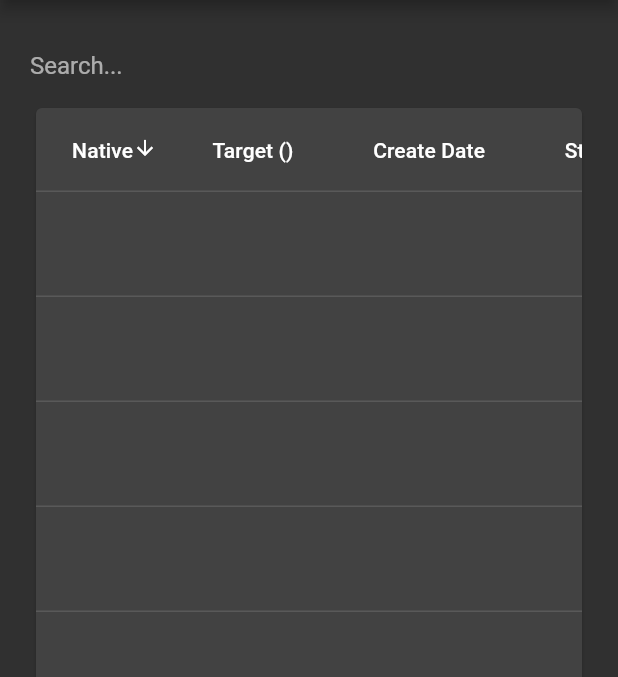
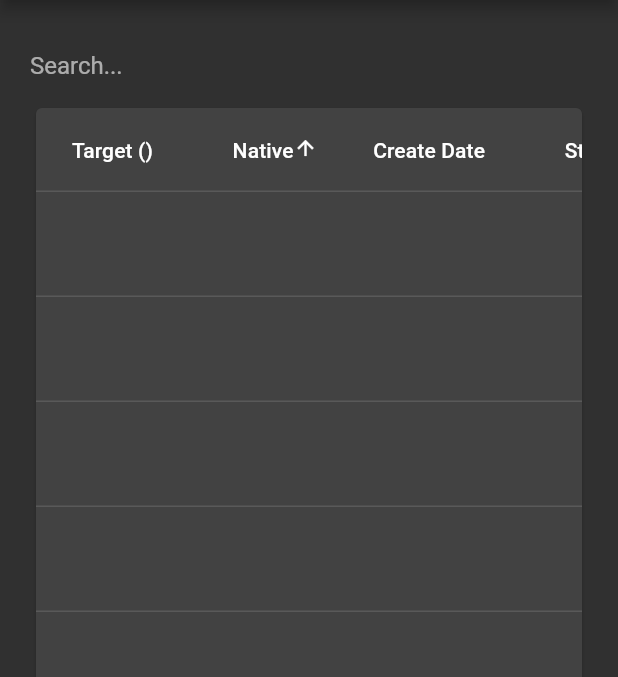
Before and after one commit to OzcelikMert/myLanguageApp, a Flutter app: the PageWordList screen opened by its route, after a tap on "Native", on a phone screen of 412 x 824 dp, the part 84-761 px from its top. Run offline on Flutter 3.47's test engine with Material 2 defaults, Android fonts, the phone set to English and light mode, and no system bars; our stand-ins replace device_info, dropdown_search, file_picker, flutter_tts, permission_handler, sqflite; missing offline and left inert: flutter_sequence_animation; accounts and stored records are empty.

Commit message:
table sort

```diff
--- a/lib/components/elements/dataTable/index.dart
+++ b/lib/components/elements/dataTable/index.dart
@@ -38,7 +38,7 @@
   void initState() {
     super.initState();
     setState(() {
-      _stateFilteredRows = widget.data;
+      _stateFilteredRows = List<T>.from(widget.data);
     });
   }
 
@@ -47,17 +47,18 @@
     super.didUpdateWidget(oldWidget);
     if (widget.data != oldWidget.data) {
       setState(() {
-        _stateFilteredRows = widget.data;
+        _stateFilteredRows = List<T>.from(widget.data);
       });
       search(_stateSearchText);
     }
   }
 
   void _sort<P>(
-      Comparable<P> Function(T d) getField, int columnIndex, bool ascending) {
-    widget.data.sort((a, b) {
-      final aValue = getField(a);
-      final bValue = getField(b);
+      Comparable<P> Function(T d) getField, int columnIndex, bool ascending, bool isDate) {
+    _stateFilteredRows.sort((a, b) {
+      dynamic aValue = getField(a);
+      dynamic bValue = getField(b);
+
       return ascending
           ? Comparable.compare(aValue, bValue)
           : Comparable.compare(bValue, aValue);
@@ -76,8 +77,8 @@
           numeric: column.numeric,
           onSort: column.sortable == true
               ? (columnIndex, ascending) {
-                  _sort<String>((dynamic d) => d[column.sortKeyName],
-                      columnIndex, ascending);
+                  _sort<dynamic>((dynamic d) => d[column.sortKeyName],
+                      columnIndex, ascending, column.isDate);
                 }
               : null));
     }
--- a/lib/models/components/elements/dataTable/dataColumn.dart
+++ b/lib/models/components/elements/dataTable/dataColumn.dart
@@ -3,6 +3,7 @@
   final bool? sortable;
   final String? sortKeyName;
   final bool numeric;
+  final bool isDate;
 
-  const ComponentDataColumnModule({required this.title, this.sortable, this.sortKeyName, this.numeric = false});
+  const ComponentDataColumnModule({required this.title, this.sortable, this.sortKeyName, this.numeric = false, this.isDate = false});
 }
--- a/lib/pages/languageAdd.dart
+++ b/lib/pages/languageAdd.dart
@@ -68,7 +68,7 @@
                         content: "Adding...",
                         icon: ComponentDialogIcon.loading));
                 var result = await LanguageService.add(LanguageAddParamModel(
-                    languageName: _controllerName.text,
+                    languageName: _controllerName.text.trim(),
                     languageTTSArtist:
                         _stateSelectedVoice![TTSVoiceKeys.keyName],
                     languageTTSGender: _stateSelectedVoiceGenderRadio));
--- a/lib/pages/study.dart
+++ b/lib/pages/study.dart
@@ -1,8 +1,5 @@
-import 'dart:io';
 import 'dart:math';
-
 import 'package:flutter/material.dart';
-import 'package:flutter_tts/flutter_tts.dart';
 import 'package:my_language_app/components/elements/form.dart';
 import 'package:my_language_app/components/elements/iconButton.dart';
 import 'package:my_language_app/components/elements/radio.dart';
@@ -156,7 +153,7 @@
 
     setState(() {
       _stateIsStudied = true;
-      _stateIsTrue = _stateTextAnswer.toLowerCase() == _controllerText.text.toString().toLowerCase();
+      _stateIsTrue = _stateTextAnswer.toLowerCase() == _controllerText.text.toString().toLowerCase().trim();
     });
 
     if (_stateIsTrue) {
--- a/lib/pages/wordList.dart
+++ b/lib/pages/wordList.dart
@@ -12,6 +12,7 @@
 import 'package:my_language_app/models/components/elements/dataTable/dataColumn.dart';
 import 'package:my_language_app/models/components/elements/dialog/options.dart';
 import 'package:my_language_app/models/services/word.model.dart';
+import 'package:my_language_app/myLib/variable/array.dart';
 import 'package:my_language_app/services/word.service.dart';
 
 import '../components/elements/button.dart';
@@ -38,7 +39,7 @@
         WordGetParamModel(wordLanguageId: Values.getLanguageId));
 
     setState(() {
-      _stateWords = words;
+      _stateWords = MyLibArray.sort(array: words, key: DBTableWords.columnCreatedAt, sortType: SortType.desc);
       _statePageIsLoading = false;
     });
   }
@@ -112,45 +113,45 @@
           searchableKeys: [DBTableWords.columnTextTarget, DBTableWords.columnTextNative],
           columns: [
             ComponentDataColumnModule(
+              title: "Target (${Values.getLanguageName})",
+              sortKeyName: DBTableWords.columnTextTarget,
+              sortable: true,
+            ),
+            const ComponentDataColumnModule(
               title: "Native",
               sortKeyName: DBTableWords.columnTextNative,
               sortable: true,
             ),
-            ComponentDataColumnModule(
-              title: "Target (${Values.getLanguageName})",
-              sortKeyName: DBTableWords.columnTextTarget,
-              sortable: true,
-            ),
-            ComponentDataColumnModule(
+            const ComponentDataColumnModule(
               title: "Create Date",
               sortKeyName: DBTableWords.columnCreatedAt,
               sortable: true,
             ),
-            ComponentDataColumnModule(
+            const ComponentDataColumnModule(
               title: "Study Type",
               sortKeyName: DBTableWords.columnStudyType,
               sortable: true,
             ),
-            ComponentDataColumnModule(
+            const ComponentDataColumnModule(
               title: "Is Study",
               sortKeyName: DBTableWords.columnIsStudy,
               sortable: true,
             ),
-            ComponentDataColumnModule(
+            const ComponentDataColumnModule(
               title: "Edit",
             ),
-            ComponentDataColumnModule(
+            const ComponentDataColumnModule(
               title: "Delete",
             )
           ],
           cells: [
             ComponentDataCellModule(
               child: (row) =>
-                  Text(row[DBTableWords.columnTextNative].toString()),
+                  Text(row[DBTableWords.columnTextTarget].toString()),
             ),
             ComponentDataCellModule(
               child: (row) =>
-                  Text(row[DBTableWords.columnTextTarget].toString()),
+                  Text(row[DBTableWords.columnTextNative].toString()),
             ),
             ComponentDataCellModule(
               child: (row) => Text(DateFormat.yMd().add_Hm().format(
```
Also changed, not shown: lib/pages/wordAdd.dart (+6 -10 lines).
